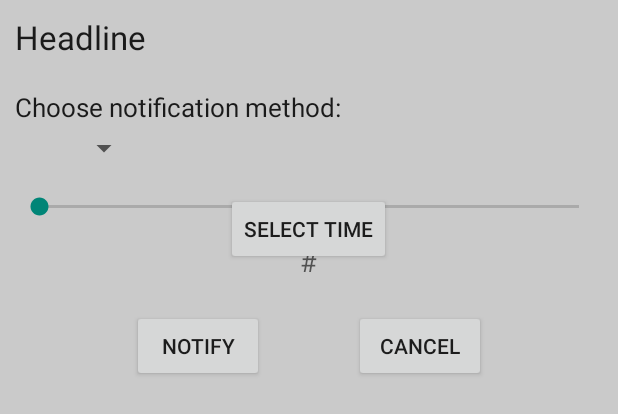
After one commit to barakyaari/ChooserAndroid, an Android app: the layout notification_dialog.xml on its own in the app's theme, with its tools: preview values and no code run, on a phone screen of 412 x 824 dp. The commit adds this screen. Shown: the top 414 px of the screen. Run offline under Robolectric (Android 15) with nearby library versions, the phone set to English and light mode, and no system bars.

Commit message:
Added notification dialog (in progress)

```diff
--- a/app/src/main/AndroidManifest.xml
+++ b/app/src/main/AndroidManifest.xml
@@ -75,6 +75,12 @@
         <meta-data
             android:name="com.google.android.gms.version"
             android:value="@integer/google_play_services_version" />
+
+        <service
+            android:name=".NotifierBackgroundThread"
+            android:exported="false"/>
+
     </application>
 
+
 </manifest>
--- a/app/src/main/java/net/cloudapp/chooser/chooser/Settings.java
+++ b/app/src/main/java/net/cloudapp/chooser/chooser/Settings.java
@@ -28,18 +28,17 @@ public  class Settings extends PreferenceActivity implements SharedPreferences.O
         }
     }
 
+    @Override
     public void onSharedPreferenceChanged(SharedPreferences sharedPreferences, String key) {
         Preference connectionPref;
         switch (key) {
             case "prefUnitSwitch":
                 connectionPref = findPreference(key);
-                // Set summary to be the user-description for the selected value
                 connectionPref.setSummary(sharedPreferences.getString(key, ""));
                 break;
 
             case "prefSkipResSwitch":
                 connectionPref = findPreference(key);
-                // Set summary to be the user-description for the selected value
                 connectionPref.setSummary(sharedPreferences.getString(key, ""));
                 break;
         }
--- a/app/src/main/java/net/cloudapp/chooser/chooser/Statistics.java
+++ b/app/src/main/java/net/cloudapp/chooser/chooser/Statistics.java
@@ -176,8 +176,8 @@ public class Statistics extends AppCompatActivity implements View.OnClickListene
     }
 
     public class SampleFragmentPagerAdapter extends FragmentPagerAdapter {
-        final int TAB_COUNT = 5;
-        private String tabTitles[] = new String[] { "Home", "Gender", "Age", "Map", "More" };
+        final int TAB_COUNT = 3;
+        private String tabTitles[] = new String[] { "Home", "Gender", "Age" };
 
         public SampleFragmentPagerAdapter(FragmentManager fm, Context context) {
             super(fm);
--- /dev/null
+++ b/app/src/main/res/layout/notification_dialog.xml
@@ -0,0 +1,96 @@
+<?xml version="1.0" encoding="utf-8"?>
+<LinearLayout
+    xmlns:android="http://schemas.android.com/apk/res/android"
+    android:orientation="vertical"
+    android:layout_width="fill_parent"
+    android:layout_height="fill_parent"
+    android:background="#CACACA"
+    android:weightSum="1">
+
+    <TextView
+        android:text="Headline"
+        android:layout_height="wrap_content"
+        android:id="@+id/dialogHeadline"
+        android:textAppearance="?android:attr/textAppearanceLarge"
+        android:layout_width="wrap_content"
+        android:layout_alignParentTop="true"
+        android:layout_centerHorizontal="true"
+        android:layout_gravity="bottom"
+        android:layout_margin="10dp"></TextView>
+
+    <LinearLayout
+        android:orientation="vertical"
+        android:layout_width="match_parent"
+        android:layout_height="59dp"
+        android:layout_margin="10dp">
+
+        <TextView
+            android:text="Choose notification method:"
+            android:layout_height="wrap_content"
+            android:id="@+id/textView15"
+            android:textAppearance="?android:attr/textAppearanceLarge"
+            android:layout_width="wrap_content"
+            android:layout_alignParentTop="true"
+            android:layout_centerHorizontal="true"
+            android:textSize="17dp"
+            android:layout_gravity="left|center_vertical" />
+
+        <Spinner
+            android:layout_width="83dp"
+            android:layout_height="31dp"
+            android:id="@+id/methodSpinner" />
+
+    </LinearLayout>
+
+    <FrameLayout
+        android:layout_width="match_parent"
+        android:layout_height="51dp"
+        android:layout_weight="0.03">
+
+        <SeekBar
+            android:layout_height="wrap_content"
+            android:id="@+id/intervalSeekBar"
+            android:layout_width="fill_parent"
+            android:layout_marginLeft="10dp"
+            android:layout_marginRight="10dp" />
+
+        <TextView
+            android:layout_width="wrap_content"
+            android:layout_height="wrap_content"
+            android:textAppearance="?android:attr/textAppearanceMedium"
+            android:text="#"
+            android:id="@+id/seekBarValue"
+            android:layout_gravity="bottom|center"
+            android:layout_marginBottom="10dp" />
+
+        <Button
+            android:layout_width="wrap_content"
+            android:layout_height="wrap_content"
+            android:text="select time"
+            android:id="@+id/timeButton"
+            android:layout_gravity="top|center" />
+    </FrameLayout>
+
+    <FrameLayout
+        android:layout_width="236dp"
+        android:layout_height="wrap_content"
+        android:layout_gravity="center"
+        android:layout_margin="10dp">
+
+        <Button
+            android:layout_width="wrap_content"
+            android:layout_height="wrap_content"
+            android:text="Notify"
+            android:id="@+id/notifyButton"
+            android:layout_gravity="left|center_vertical" />
+
+        <Button
+            android:layout_width="wrap_content"
+            android:layout_height="wrap_content"
+            android:text="Cancel"
+            android:id="@+id/cancelButton"
+            android:layout_gravity="right|center_vertical" />
+    </FrameLayout>
+
+
+</LinearLayout>
```
Also changed, not shown: app/src/main/java/net/cloudapp/chooser/chooser/AddPost.java (+67 -37 lines), app/src/main/java/net/cloudapp/chooser/chooser/NotificationDialog.java (added, +182 -0 lines), app/src/main/java/net/cloudapp/chooser/chooser/NotifierBackgroundThread.java (added, +21 -0 lines), app/src/main/java/net/cloudapp/chooser/chooser/Post.java (+6 -13 lines), app/src/main/java/net/cloudapp/chooser/chooser/StatisticsFragments.java (+2 -25 lines), app/src/main/res/layout-land/preview_image.xml (added, +11 -0 lines), app/src/main/res/layout/add_post.xml (+25 -16 lines), app/src/main/res/layout/frag_stat_advanced.xml (deleted, +0 -20 lines), app/src/main/res/layout/frag_stat_map.xml (deleted, +0 -20 lines), app/src/main/res/layout/post_statistics.xml (+5 -2 lines), 1 other file.
